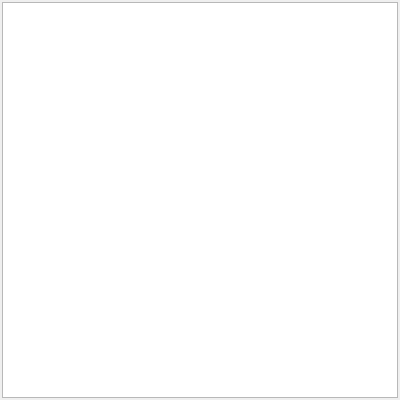
blindber/MSA-Qt, file gui/qt/smithdialog.ui: the form before one commit.
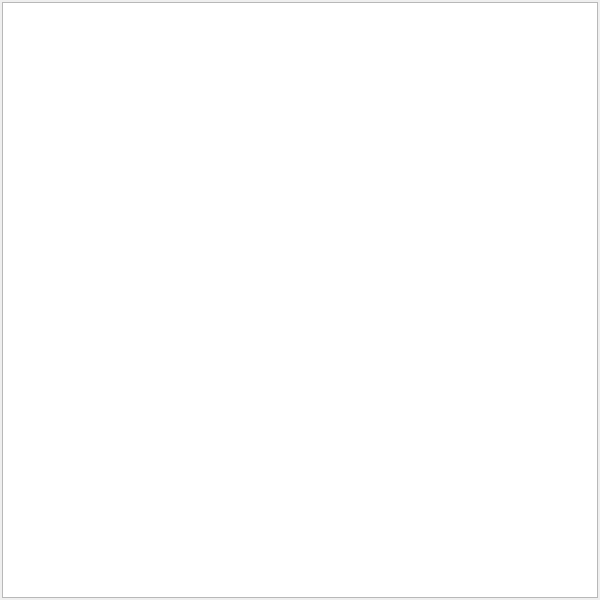
The form after the commit.

```diff
--- a/gui/qt/smithdialog.ui
+++ b/gui/qt/smithdialog.ui
@@ -6,8 +6,8 @@
    <rect>
     <x>0</x>
     <y>0</y>
-    <width>400</width>
-    <height>400</height>
+    <width>600</width>
+    <height>600</height>
    </rect>
   </property>
   <property name="windowTitle">
```
